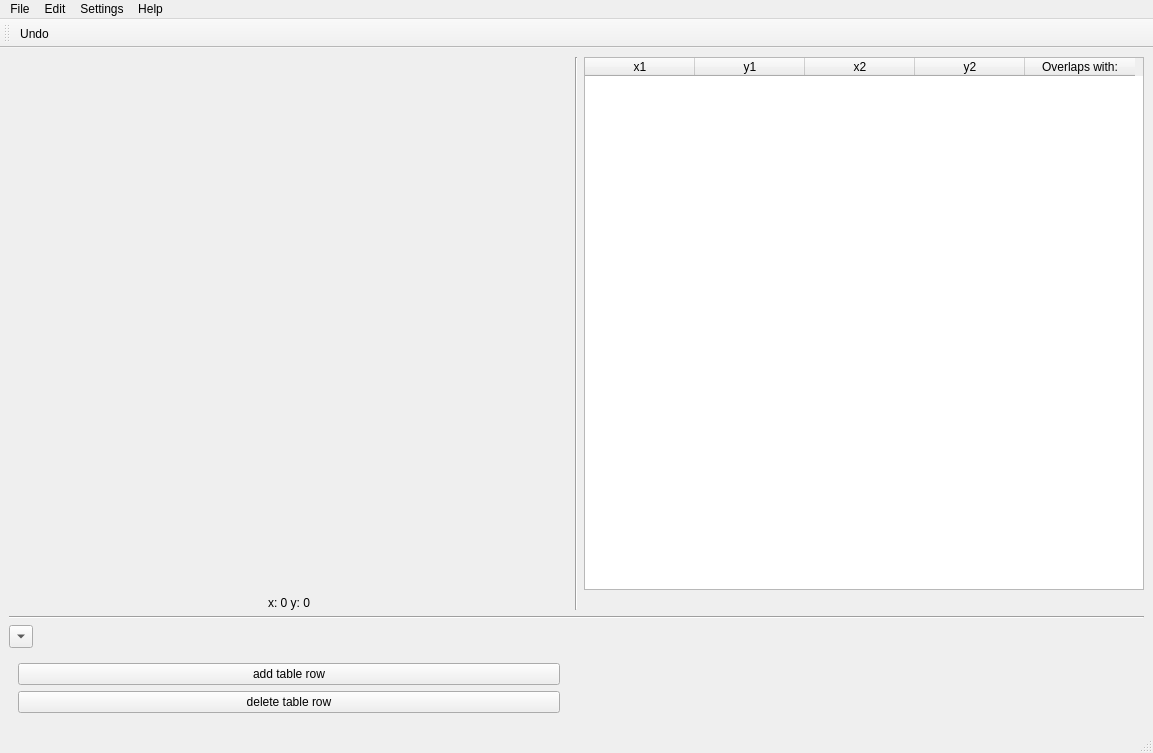
First picture: the form in src/main/resources/base/rectmap.ui, repository lgactna/RectangleMappingTool, before the edit.
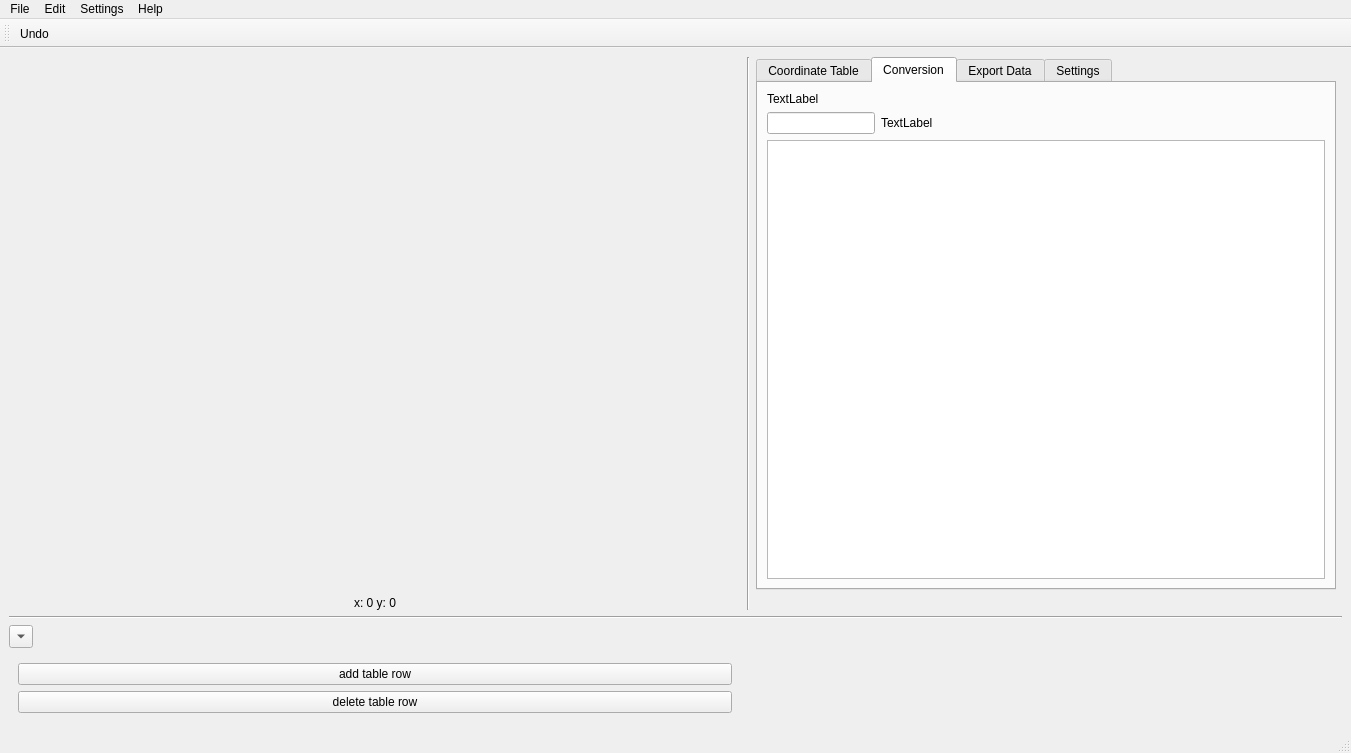
Second picture: the form after the edit.

Commit message: layout and logic changes

The edit to the form file:
```diff
--- a/src/main/resources/base/rectmap.ui
+++ b/src/main/resources/base/rectmap.ui
@@ -9,7 +9,7 @@
    <rect>
     <x>0</x>
     <y>0</y>
-    <width>1153</width>
+    <width>1351</width>
     <height>753</height>
    </rect>
   </property>
@@ -18,7 +18,43 @@
   </property>
   <widget class="QWidget" name="centralwidget">
    <layout class="QGridLayout" name="gridLayout">
+    <item row="2" column="0" colspan="4">
+     <widget class="Line" name="line_2">
+      <property name="orientation">
+       <enum>Qt::Horizontal</enum>
+      </property>
+     </widget>
+    </item>
+    <item row="0" column="1" rowspan="2">
+     <widget class="Line" name="line">
+      <property name="orientation">
+       <enum>Qt::Vertical</enum>
+      </property>
+     </widget>
+    </item>
     <item row="0" column="2">
+     <widget class="QTabWidget" name="tabWidget">
+      <property name="maximumSize">
+       <size>
+        <width>580</width>
+        <height>16777215</height>
+       </size>
+      </property>
+      <property name="currentIndex">
+       <number>1</number>
+      </property>
+      <widget class="QWidget" name="tab">
+       <property name="sizePolicy">
+        <sizepolicy hsizetype="MinimumExpanding" vsizetype="Expanding">
+         <horstretch>0</horstretch>
+         <verstretch>0</verstretch>
+        </sizepolicy>
+       </property>
+       <attribute name="title">
+        <string>Coordinate Table</string>
+       </attribute>
+       <layout class="QHBoxLayout" name="horizontalLayout">
+        <item>
      <widget class="QTableWidget" name="table_widget">
       <property name="sizePolicy">
        <sizepolicy hsizetype="MinimumExpanding" vsizetype="Expanding">
@@ -68,28 +104,57 @@
       </column>
      </widget>
     </item>
-    <item row="0" column="1" rowspan="2">
-     <widget class="Line" name="line">
-      <property name="orientation">
-       <enum>Qt::Vertical</enum>
-      </property>
-     </widget>
-    </item>
+       </layout>
+      </widget>
+      <widget class="QWidget" name="tab_2">
+       <attribute name="title">
+        <string>Conversion</string>
+       </attribute>
+       <layout class="QFormLayout" name="formLayout">
     <item row="1" column="0">
-     <widget class="QLabel" name="coord_label">
+         <widget class="QLineEdit" name="lineEdit"/>
+        </item>
+        <item row="1" column="1">
+         <widget class="QLabel" name="label">
       <property name="text">
-       <string>x: 0 y: 0</string>
-      </property>
-      <property name="alignment">
-       <set>Qt::AlignCenter</set>
+           <string>TextLabel</string>
+          </property>
+         </widget>
+        </item>
+        <item row="0" column="0">
+         <widget class="QLabel" name="label_2">
+          <property name="text">
+           <string>TextLabel</string>
       </property>
      </widget>
     </item>
-    <item row="2" column="0" colspan="3">
-     <widget class="Line" name="line_2">
-      <property name="orientation">
-       <enum>Qt::Horizontal</enum>
-      </property>
+        <item row="2" column="0" colspan="2">
+         <widget class="QTableView" name="tableView"/>
+        </item>
+       </layout>
+      </widget>
+      <widget class="QWidget" name="tab_4">
+       <attribute name="title">
+        <string>Export Data</string>
+       </attribute>
+       <layout class="QVBoxLayout" name="verticalLayout">
+        <item alignment="Qt::AlignTop">
+         <widget class="QLabel" name="label_3">
+          <property name="text">
+           <string>You can export the coordinates (raw or converted) into a .csv; alternatively, you can also define an f-string to use, which will export the data to a .txt file.</string>
+          </property>
+          <property name="wordWrap">
+           <bool>true</bool>
+          </property>
+         </widget>
+        </item>
+       </layout>
+      </widget>
+      <widget class="QWidget" name="tab_3">
+       <attribute name="title">
+        <string>Settings</string>
+       </attribute>
+      </widget>
      </widget>
     </item>
     <item row="3" column="0">
@@ -102,6 +167,16 @@
       </property>
      </widget>
     </item>
+    <item row="1" column="0">
+     <widget class="QLabel" name="coord_label">
+      <property name="text">
+       <string>x: 0 y: 0</string>
+      </property>
+      <property name="alignment">
+       <set>Qt::AlignCenter</set>
+      </property>
+     </widget>
+    </item>
     <item row="0" column="0">
      <widget class="QWidget" name="container_left" native="true">
       <property name="sizePolicy">
@@ -151,17 +226,17 @@
    <zorder>line_2</zorder>
    <zorder>toggle_show_button</zorder>
    <zorder>widget_2</zorder>
-   <zorder>table_widget</zorder>
    <zorder>line</zorder>
    <zorder>coord_label</zorder>
    <zorder>container_left</zorder>
+   <zorder>tabWidget</zorder>
   </widget>
   <widget class="QMenuBar" name="menubar">
    <property name="geometry">
     <rect>
      <x>0</x>
      <y>0</y>
-     <width>1153</width>
+     <width>1351</width>
      <height>26</height>
     </rect>
    </property>
```
Lines whose indentation alone changed are shown as unchanged. The commit also changes 2 other files.
